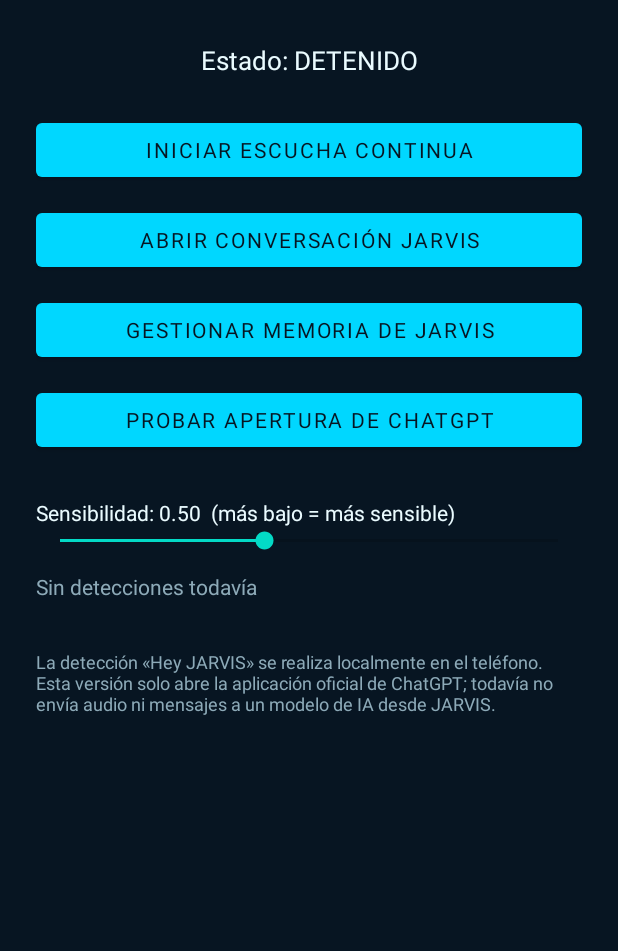
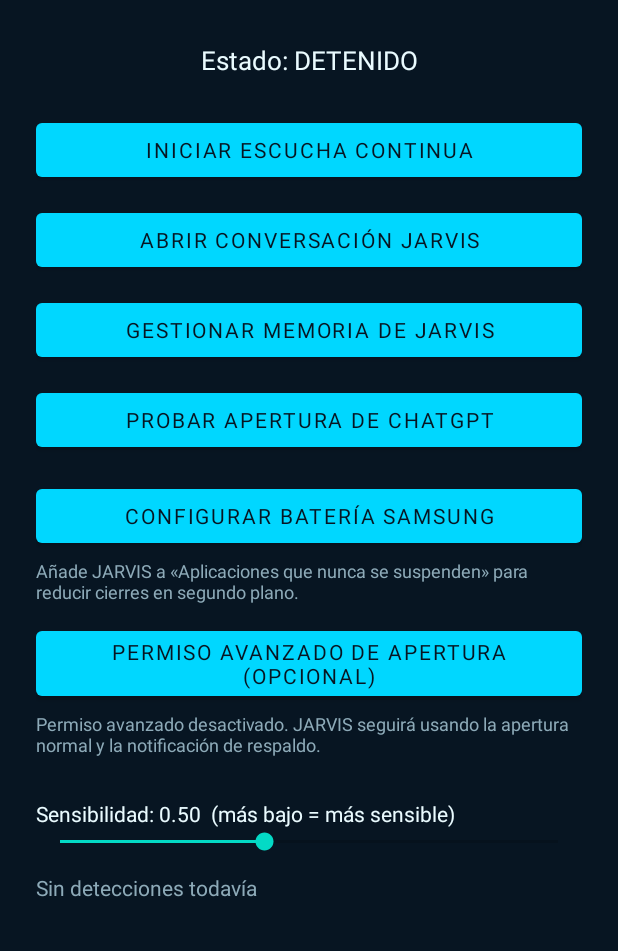
Before and after one commit to santiagozc2014-star/JARVIS-comando-de-voz-, an Android app: the screen it shows after launch (MainActivity), on a phone screen of 412 x 824 dp, the part 285-1236 px from its top. Run offline under Robolectric (Android 15) with nearby library versions, the phone set to English and light mode, and no system bars.

Commit message:
fix: harden wake launch lifecycle and expose Android reliability settings

```diff
--- a/app/src/main/AndroidManifest.xml
+++ b/app/src/main/AndroidManifest.xml
@@ -5,6 +5,8 @@
     <uses-permission android:name="android.permission.FOREGROUND_SERVICE" />
     <uses-permission android:name="android.permission.WAKE_LOCK" />
     <uses-permission android:name="android.permission.VIBRATE" />
+    <!-- Optional user-granted Android BAL exception; JARVIS does not draw overlays. -->
+    <uses-permission android:name="android.permission.SYSTEM_ALERT_WINDOW" />
 
     <queries>
         <package android:name="com.openai.chatgpt" />
--- a/app/src/main/java/com/jarvis/wakeword/ChatGPTLauncher.kt
+++ b/app/src/main/java/com/jarvis/wakeword/ChatGPTLauncher.kt
@@ -12,7 +12,7 @@ object ChatGPTLauncher {
     private const val TAG = "ChatGPTLauncher"
 
     /**
-     * Tries the configured system assistant, then ChatGPT, then Play Store.
+     * Tries ChatGPT first, then the configured system assistant, then Play Store.
      *
      * The result reports only that Android accepted startActivity() without
      * throwing. It does NOT prove that Android displayed the target app:
--- a/app/src/main/java/com/jarvis/wakeword/WakeWordService.kt
+++ b/app/src/main/java/com/jarvis/wakeword/WakeWordService.kt
@@ -3,6 +3,7 @@ package com.jarvis.wakeword
 import android.app.Service
 import android.content.Context
 import android.content.Intent
+import android.content.pm.ServiceInfo
 import android.os.Build
 import android.os.Handler
 import android.os.Looper
@@ -13,12 +14,14 @@ import android.os.Vibrator
 import android.os.VibratorManager
 import android.util.Log
 import androidx.core.app.ServiceCompat
+import java.util.concurrent.atomic.AtomicLong
 
 class WakeWordService : Service() {
 
     private var detector: WakeWordDetector? = null
     private var wakeLock: PowerManager.WakeLock? = null
-    private var terminalError = false
+    @Volatile private var terminalError = false
+    private val launchGeneration = AtomicLong(0L)
     private val mainHandler = Handler(Looper.getMainLooper())
 
     override fun onCreate() {
@@ -48,10 +51,13 @@ class WakeWordService : Service() {
         }
 
         terminalError = false
+        val sessionGeneration = launchGeneration.incrementAndGet()
         val notification = NotificationHelper.buildListeningNotification(this)
 
-        val fgsType = if (Build.VERSION.SDK_INT >= 34) {
-            android.content.pm.ServiceInfo.FOREGROUND_SERVICE_TYPE_MICROPHONE
+        // Android 11 (API 30) requires the microphone FGS type in the
+        // startForeground call when targetSdk is 30 or higher.
+        val fgsType = if (ForegroundServiceTypePolicy.requiresExplicitMicrophoneType(Build.VERSION.SDK_INT)) {
+            ServiceInfo.FOREGROUND_SERVICE_TYPE_MICROPHONE
         } else {
             0
         }
@@ -82,7 +88,18 @@ class WakeWordService : Service() {
                 // Android's background-launch policy, but avoids doing UI work
                 // on the audio inference thread.
                 mainHandler.post {
-                    if (terminalError) return@post
+                    // Ignore delayed detections after stop/error/restart. Without
+                    // this generation check, a queued callback could open ChatGPT
+                    // after the user had already stopped JARVIS.
+                    if (!WakeWordLaunchGate.canLaunch(
+                            detectedGeneration = sessionGeneration,
+                            currentGeneration = launchGeneration.get(),
+                            terminalError = terminalError
+                        )
+                    ) {
+                        Log.i(TAG, "Apertura automática cancelada: sesión ya no activa")
+                        return@post
+                    }
 
                     val launchResult = ChatGPTLauncher.requestVoiceAssistantLaunch(this)
                     Log.i(TAG, "Resultado de solicitud de apertura: $launchResult")
@@ -97,6 +114,7 @@ class WakeWordService : Service() {
             },
             onError = { msg ->
                 terminalError = true
+                launchGeneration.incrementAndGet()
                 Log.e(TAG, msg)
                 NotificationHelper.showErrorNotification(this, msg)
                 WakeWordRuntimeState.setListening(false)
@@ -128,6 +146,7 @@ class WakeWordService : Service() {
         // start() can report a synchronous initialization failure through onError.
         // Do not overwrite that stopped/error state with a stale "listening" status.
         if (detector?.isListening() != true) {
+            launchGeneration.incrementAndGet()
             Log.e(TAG, "El detector no pudo iniciar; se evita publicar un estado de escucha activo.")
             return
         }
@@ -144,6 +163,8 @@ class WakeWordService : Service() {
     }
 
     private fun stopListening() {
+        // Invalidate any launch callback already queued on the main thread.
+        launchGeneration.incrementAndGet()
         detector?.release()
         detector = null
         releaseWakeLock()
--- a/app/src/main/res/layout/activity_main.xml
+++ b/app/src/main/res/layout/activity_main.xml
@@ -57,6 +57,33 @@
             android:layout_height="wrap_content"
             android:layout_marginTop="12dp"
             android:text="Probar apertura de ChatGPT" />
+        <Button
+            android:id="@+id/btnSamsungBatterySettings"
+            android:layout_width="match_parent"
+            android:layout_height="wrap_content"
+            android:layout_marginTop="16dp"
+            android:text="Configurar batería Samsung" />
+        <TextView
+            android:layout_width="match_parent"
+            android:layout_height="wrap_content"
+            android:layout_marginTop="4dp"
+            android:text="Añade JARVIS a «Aplicaciones que nunca se suspenden» para reducir cierres en segundo plano."
+            android:textColor="@color/jarvis_muted"
+            android:textSize="12sp" />
+        <Button
+            android:id="@+id/btnOverlayPermission"
+            android:layout_width="match_parent"
+            android:layout_height="wrap_content"
+            android:layout_marginTop="12dp"
+            android:text="Permiso avanzado de apertura (opcional)" />
+        <TextView
+            android:id="@+id/overlayPermissionStatus"
+            android:layout_width="match_parent"
+            android:layout_height="wrap_content"
+            android:layout_marginTop="4dp"
+            android:textColor="@color/jarvis_muted"
+            android:textSize="12sp"
+            android:text="Comprobando permiso avanzado…" />
         <TextView
             android:id="@+id/thresholdLabel"
             android:layout_width="match_parent"
```
Also changed, not shown: app/src/main/java/com/jarvis/wakeword/ForegroundServiceTypePolicy.kt (added, +9 -0 lines), app/src/main/java/com/jarvis/wakeword/MainActivity.kt (+87 -0 lines), app/src/main/java/com/jarvis/wakeword/WakeWordLaunchGate.kt (added, +13 -0 lines), 2 other files.
